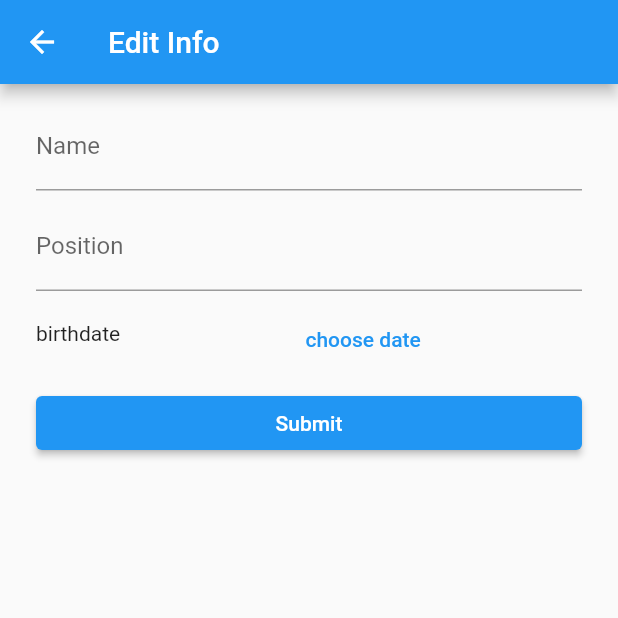
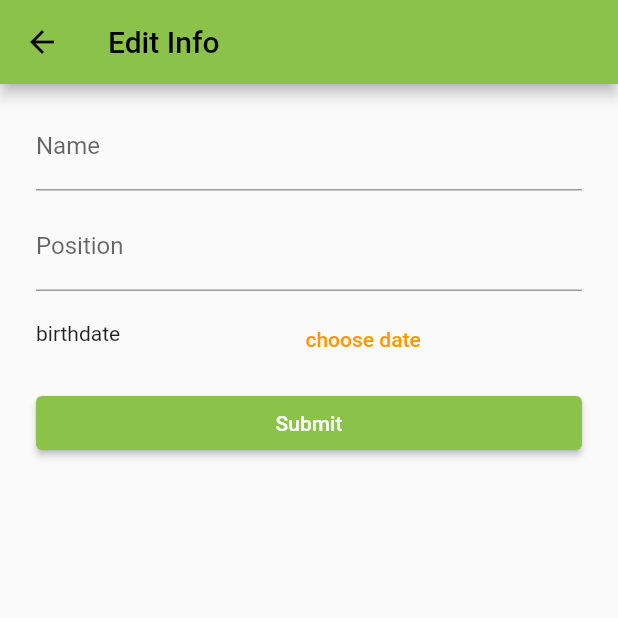
Before and after one commit to mimmiam/gsb_day02, a Flutter app: the screen it shows after launch, after a tap on the "edit" icon, on a phone screen of 412 x 824 dp, the top half of it. Run offline on Flutter 3.47's test engine with Material 2 defaults, Android fonts, the phone set to English and light mode, and no system bars; our stand-ins replace shared_preferences; network calls fail.

Commit message:
change theme color to green

```diff
--- a/lib/main.dart
+++ b/lib/main.dart
@@ -15,6 +15,12 @@ class MyApp extends StatelessWidget {
       routes: {
         '/editinfo': ((context) => EditInfoScreen()),
       },
+      title: 'GSB Day 2',
+      theme: ThemeData(
+        primaryColor: Colors.lightGreen,
+        primarySwatch: Colors.lightGreen,
+        secondaryHeaderColor: Colors.orange
+      ),
       home: HomeScreen(),
     );
   }
--- a/lib/pages/Info.dart
+++ b/lib/pages/Info.dart
@@ -36,7 +36,16 @@ class _InfoScreenState extends State<InfoScreen> {
                       Navigator.pushNamed(context, '/editinfo',
                           arguments: info).then((value) => setState(() {}));
                     },
-                    child: Icon(Icons.edit)
+                    child: Icon(
+                        Icons.edit,
+                        color: Colors.white
+                    ),
+                    style: ElevatedButton.styleFrom(
+                      primary: Theme.of(context).primaryColor,
+                      shape: CircleBorder(),
+                      padding: EdgeInsets.all(24),
+
+                    ),
                 )
               ],
             ),
--- a/lib/pages/editInfo.dart
+++ b/lib/pages/editInfo.dart
@@ -21,6 +21,7 @@ class _EditInfoScreenState extends State<EditInfoScreen> {
     info = ModalRoute.of(context)!.settings.arguments as Info;
     return Scaffold(
       appBar: AppBar(
+        // backgroundColor: Colors.lightGreen,
         title: Text('Edit Info'),
       ),
       body: Container(
@@ -49,7 +50,7 @@ class _EditInfoScreenState extends State<EditInfoScreen> {
                   },
                   validator: _validateString,
                   decoration: InputDecoration(
-                      labelText: 'Position'
+                      labelText: 'Position',
                   ),
                 ),
               ),
@@ -62,11 +63,23 @@ class _EditInfoScreenState extends State<EditInfoScreen> {
                   onPressed: () {
                     _selectDate();
                   },
+                  style: TextButton.styleFrom(
+                    primary: Theme.of(context).secondaryHeaderColor,
+                  ),
                 ),
               ),
               ListTile(
                   title: ElevatedButton(
-                    child: Text('Submit'),
+                    style: ElevatedButton.styleFrom(
+                      primary: Theme.of(context).primaryColor,
+
+                    ),
+                    child: Text(
+                      'Submit',
+                      style: TextStyle(
+                        color: Colors.white
+                      )
+                    ),
                     onPressed: _submit,
                   )
               )
--- a/lib/pages/home.dart
+++ b/lib/pages/home.dart
@@ -20,14 +20,14 @@ class _HomeScreenState extends State<HomeScreen> {
   Widget build(BuildContext context) {
     return Scaffold(
       appBar: AppBar(
-        backgroundColor: Colors.lightGreen,
-        title: Text('Day2'),
+        // backgroundColor: Colors.lightGreen,
+        title: Text('GSB Day 2'),
       ),
       drawer: Drawer(
         child: ListView(
           children: [
             DrawerHeader(
-              decoration: BoxDecoration(color: Colors.blue),
+              decoration: BoxDecoration(color: Colors.lightGreen),
               child: Column(
                 children: [
                   CircleAvatar(
```
